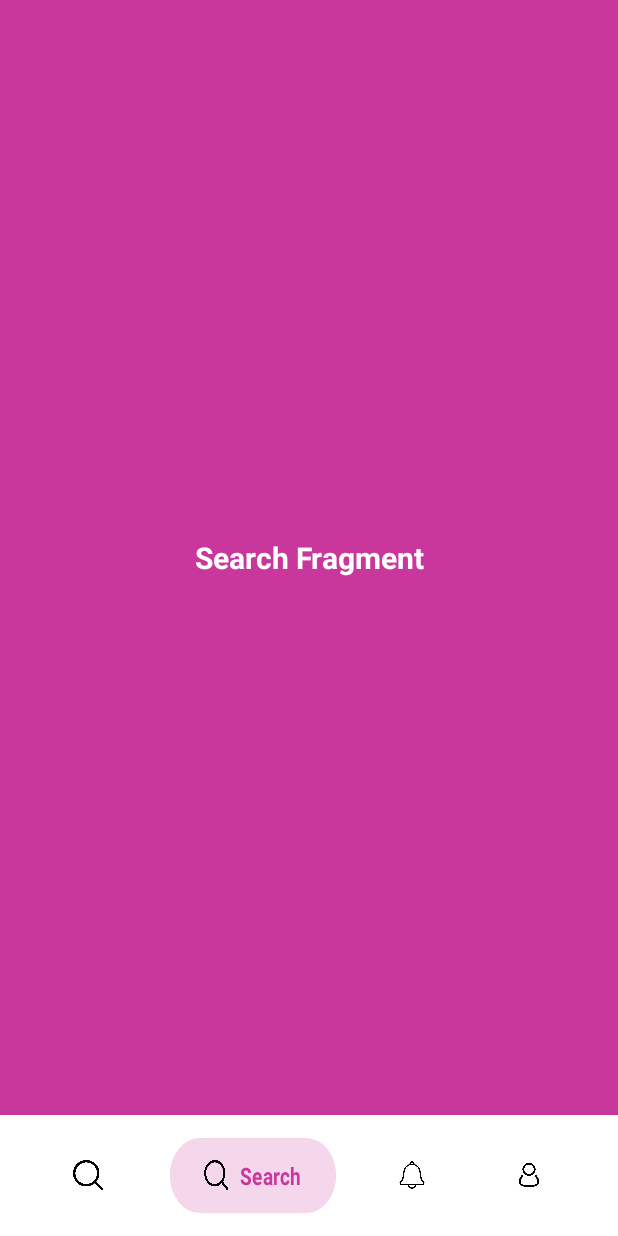
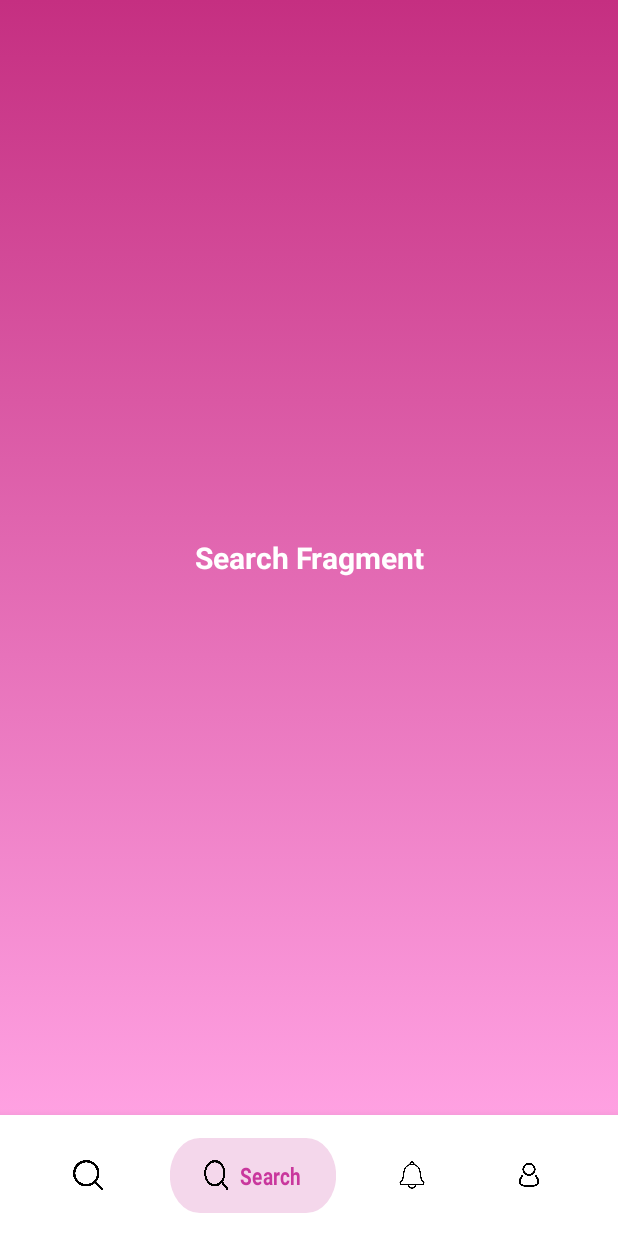
Before and after one commit to NumenMirus/ProgettoIS, an Android app: the screen it shows after launch (MainActivity), after a tap on an icon or button, on a phone screen of 412 x 824 dp. Run offline under Robolectric (Android 15) with nearby library versions, the light colour scheme and no system bars; our stand-ins replace Firebase (no records; nobody signed in at launch, a user with empty details on screens opened directly), navigation-ui.

Commit message:
Gradient background

```diff
--- a/app/src/debug/res/drawable-hdpi/round_back_white10_20.xml
+++ b/app/src/debug/res/drawable-hdpi/round_back_white10_20.xml
@@ -2,7 +2,7 @@
 <shape xmlns:android="http://schemas.android.com/apk/res/android"
     android:shape="rectangle">
 
-    <solid android:color="#1AFFFFFF"/>
+    <solid android:color="#17FFFFFF"/>
     <corners android:radius="20dp"/>
 
 </shape>
--- a/app/src/main/res/drawable/ic_splashscren_background.xml
+++ b/app/src/main/res/drawable/blue_gradient.xml
@@ -4,11 +4,9 @@
         <shape>
             <gradient
                 android:angle="90"
-                android:startColor="#B2FEFA"
-                android:endColor="#0ED2F7"
+                android:startColor="#9BE2F8"
+                android:endColor="#06B0F3"
                 android:type="linear"/>
-
-
         </shape>
     </item>
 </selector>
--- a/app/src/main/res/drawable/ic_splashimage.xml
+++ b/app/src/main/res/drawable/ic_splashimage.xml
@@ -2,7 +2,7 @@
 <layer-list xmlns:android="http://schemas.android.com/apk/res/android">
 
     <item
-        android:drawable="@drawable/ic_splashscren_background"
+        android:drawable="@drawable/blue_gradient"
         android:gravity="fill_vertical" />
 
     <item
--- /dev/null
+++ b/app/src/main/res/drawable/rose_gradient.xml
@@ -0,0 +1,12 @@
+<?xml version="1.0" encoding="utf-8"?>
+<selector xmlns:android="http://schemas.android.com/apk/res/android">
+    <item>
+        <shape>
+            <gradient
+                android:angle="90"
+                android:startColor="#FFA1E2"
+                android:endColor="#C52F81"
+                android:type="linear"/>
+        </shape>
+    </item>
+</selector>
--- a/app/src/main/res/layout/fragment_home1.xml
+++ b/app/src/main/res/layout/fragment_home1.xml
@@ -3,7 +3,7 @@
     xmlns:tools="http://schemas.android.com/tools"
     android:layout_width="match_parent"
     android:layout_height="match_parent"
-    android:background="@color/home"
+    android:background="@drawable/blue_gradient"
     tools:context=".Home1Fragment">
 
 
--- a/app/src/main/res/layout/fragment_notification.xml
+++ b/app/src/main/res/layout/fragment_notification.xml
@@ -3,7 +3,7 @@
     xmlns:tools="http://schemas.android.com/tools"
     android:layout_width="match_parent"
     android:layout_height="match_parent"
-    android:background="@color/notification"
+    android:background="@drawable/yellow_gradient"
     tools:context=".NotificationFragment">
 
     <TextView
--- a/app/src/main/res/layout/fragment_search.xml
+++ b/app/src/main/res/layout/fragment_search.xml
@@ -3,7 +3,7 @@
     xmlns:tools="http://schemas.android.com/tools"
     android:layout_width="match_parent"
     android:layout_height="match_parent"
-    android:background="@color/search"
+    android:background="@drawable/rose_gradient"
     tools:context=".SearchFragments">
 
     <TextView
--- a/app/src/main/res/values/colors.xml
+++ b/app/src/main/res/values/colors.xml
@@ -7,7 +7,7 @@
     <color name="teal_700">#FF018786</color>
     <color name="black">#FF000000</color>
     <color name="white">#FFFFFFFF</color>
-    <color name="blueSplash">#0ED2F7</color>
+    <color name="blueSplash">#06B0F3</color>
     <color name = "primary">#1B023B</color>
     <color name = "secondary">#FF03DAC5</color>
     <color name="modalità_notte">#6124B1</color>
--- a/app/src/main/res/values/themes.xml
+++ b/app/src/main/res/values/themes.xml
@@ -3,7 +3,7 @@
     <style name="Theme.Portafgliomedico" parent="Theme.MaterialComponents.DayNight.NoActionBar">
         <!-- Primary brand color. -->
         <item name="colorPrimary">@color/purple_500</item>
-        <item name="colorPrimaryVariant">@color/purple_700</item>
+        <item name="colorPrimaryVariant">@color/black</item>
         <item name="colorOnPrimary">@color/white</item>
         <!-- Secondary brand color. -->
         <item name="colorSecondary">@color/teal_200</item>
```
Also changed, not shown: app/src/main/res/drawable/purple_gradient.xml (added, +12 -0 lines), app/src/main/res/drawable/yellow_gradient.xml (added, +12 -0 lines), app/src/main/res/layout/fragment_account.xml (+10 -10 lines).
